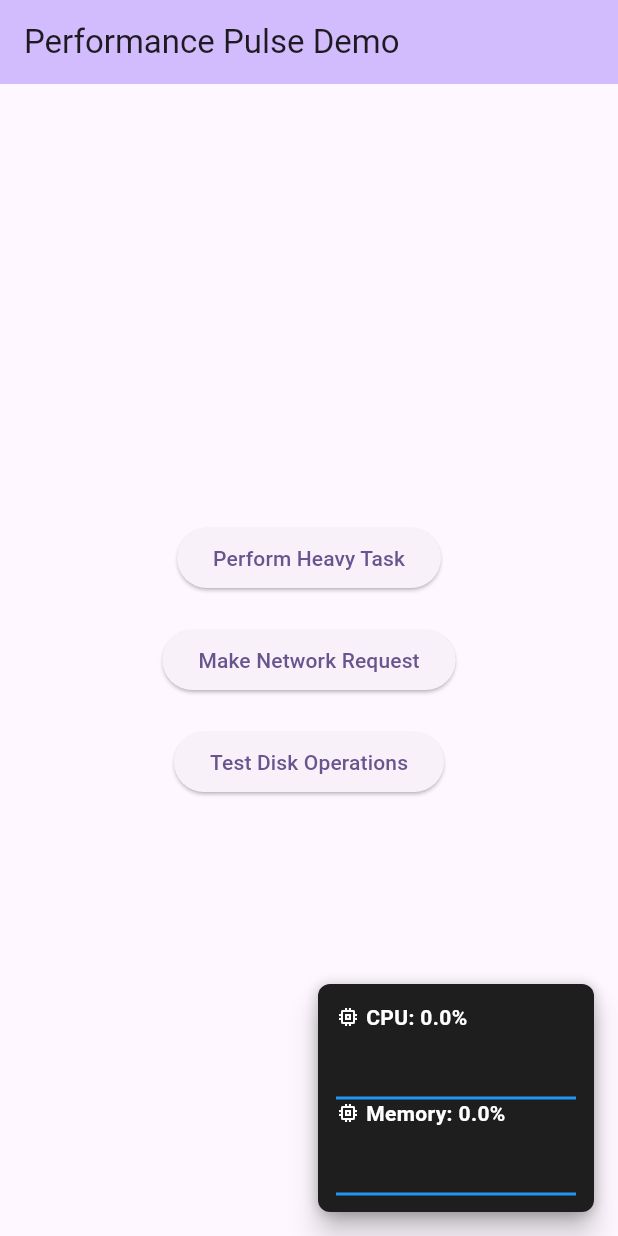
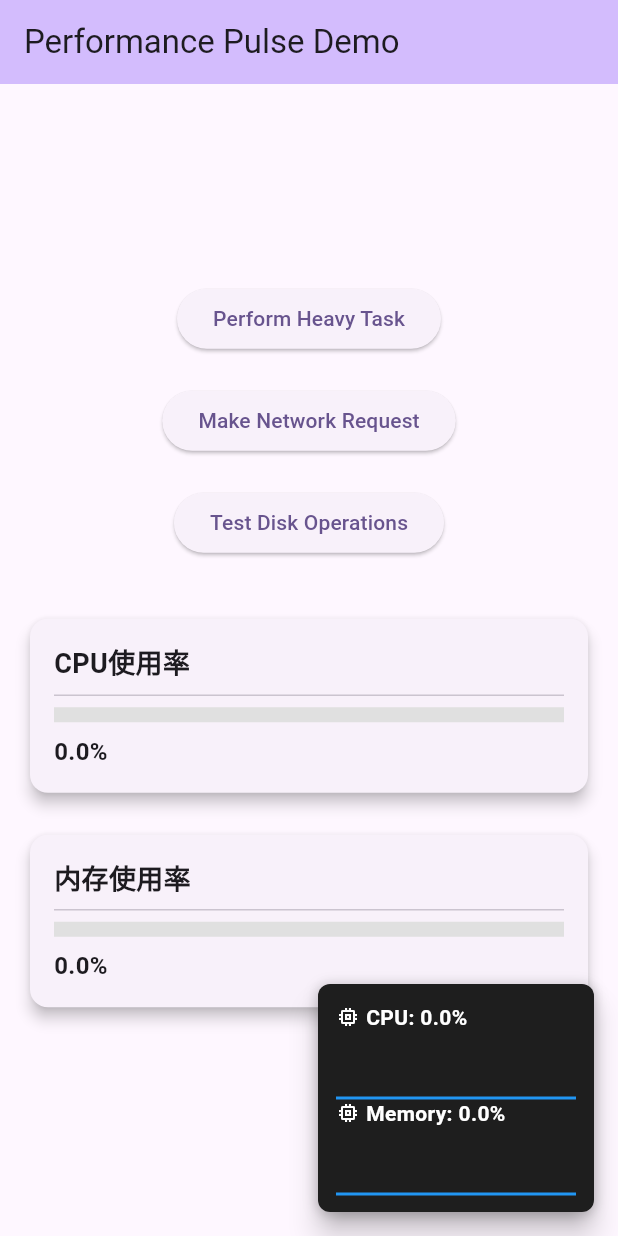
Before and after one commit to rex26/practice, a Flutter app: the screen it shows after launch, on a phone screen of 412 x 824 dp. Run offline on Flutter 3.47's test engine with Material 3 defaults, Android fonts, the phone set to English and light mode, and no system bars; drawn by our look-alikes of fl_chart; our stand-ins replace auto_size_text, battery_plus, device_info_plus, dio, envied, flutter_keyboard_visibility and 1 more; generated files the repository leaves out were written again.

```diff
--- a/lib/pages/monitor/monitor_app.dart
+++ b/lib/pages/monitor/monitor_app.dart
@@ -1,9 +1,13 @@
+
+import 'dart:async';
+
 import 'package:flutter/material.dart';
 import 'package:dio/dio.dart';
 import 'package:path_provider/path_provider.dart';
 import 'package:practice/pages/monitor/config/monitor_config.dart';
 import 'package:practice/pages/monitor/performance_monitor.dart';
 import 'package:practice/pages/monitor/theme/dashboard_theme.dart';
+import 'package:practice/pages/monitor/trackers/base_tracker.dart';
 import 'dart:io';
 
 import 'package:practice/pages/monitor/widgets/monitor_widget.dart';
@@ -136,6 +140,65 @@ class _MyHomePageState extends State<MyHomePage> {
   }
 
   @override
+  void initState() {
+    super.initState();
+    _startMonitoring();
+  }
+
+  @override
+  void dispose() {
+    _timer?.cancel();
+    super.dispose();
+  }
+
+  // 性能数据
+  double _cpuUsage = 0.0;
+  double _memoryUsage = 0.0;
+  Timer? _timer;
+
+  // 开始周期性监控
+  void _startMonitoring() {
+    // 立即执行一次
+    _updatePerformanceData();
+
+    // 每秒更新一次数据
+    _timer = Timer.periodic(const Duration(seconds: 1), (_) {
+      _updatePerformanceData();
+    });
+  }
+
+  // 更新性能数据
+  Future<void> _updatePerformanceData() async {
+    try {
+      // 调用平台特定代码获取CPU和内存使用率
+      final cpuUsage = await systemStatsPlatform.invokeMethod<double>('getCpuUsage');
+      final memoryUsage = await systemStatsPlatform.invokeMethod('getMemoryUsage');
+
+      if (mounted) {
+        setState(() {
+          if (cpuUsage != null) {
+            _cpuUsage = cpuUsage;
+          }
+
+          if (memoryUsage != null) {
+            // 解决类型转换问题
+            _memoryUsage = memoryUsage;
+          }
+
+          _isLoading = false;
+        });
+      }
+    } catch (e) {
+      debugPrint('获取性能数据失败: $e');
+      if (mounted) {
+        setState(() {
+          _isLoading = false;
+        });
+      }
+    }
+  }
+
+  @override
   Widget build(BuildContext context) {
     return Scaffold(
       appBar: AppBar(
@@ -167,9 +230,109 @@ class _MyHomePageState extends State<MyHomePage> {
               const SizedBox(height: 10),
               Text(_diskStatus),
             ],
+
+            Padding(
+              padding: const EdgeInsets.all(16.0),
+              child: Column(
+                crossAxisAlignment: CrossAxisAlignment.start,
+                children: [
+                  const SizedBox(height: 20),
+                  _buildCpuCard(),
+                  const SizedBox(height: 20),
+                  _buildMemoryCard(),
+                ],
+              ),
+            ),
           ],
         ),
       ),
     );
   }
+
+
+  Widget _buildCpuCard() {
+    return Card(
+      elevation: 4,
+      child: Padding(
+        padding: const EdgeInsets.all(16.0),
+        child: Column(
+          crossAxisAlignment: CrossAxisAlignment.start,
+          children: [
+            const Text(
+              'CPU使用率',
+              style: TextStyle(fontSize: 18, fontWeight: FontWeight.bold),
+            ),
+            const Divider(),
+            LinearProgressIndicator(
+              value: _cpuUsage,
+              minHeight: 10,
+              backgroundColor: Colors.grey[300],
+              valueColor: AlwaysStoppedAnimation<Color>(
+                _getCpuColor(_cpuUsage * 100),
+              ),
+            ),
+            const SizedBox(height: 8),
+            Text(
+              '${(_cpuUsage * 100).toStringAsFixed(1)}%',
+              style: const TextStyle(fontSize: 16, fontWeight: FontWeight.bold),
+            ),
+          ],
+        ),
+      ),
+    );
+  }
+
+  Widget _buildMemoryCard() {
+    return Card(
+      elevation: 4,
+      child: Padding(
+        padding: const EdgeInsets.all(16.0),
+        child: Column(
+          crossAxisAlignment: CrossAxisAlignment.start,
+          children: [
+            const Text(
+              '内存使用率',
+              style: TextStyle(fontSize: 18, fontWeight: FontWeight.bold),
+            ),
+            const Divider(),
+            LinearProgressIndicator(
+              value: _memoryUsage,
+              minHeight: 10,
+              backgroundColor: Colors.grey[300],
+              valueColor: AlwaysStoppedAnimation<Color>(
+                _getMemoryColor(_memoryUsage),
+              ),
+            ),
+            const SizedBox(height: 8),
+            Text(
+              '${(_memoryUsage * 100).toStringAsFixed(1)}%',
+              style: const TextStyle(fontSize: 16, fontWeight: FontWeight.bold),
+            ),
+          ],
+        ),
+      ),
+    );
+  }
+
+  // 根据CPU使用率返回对应的颜色
+  Color _getCpuColor(double usage) {
+    if (usage < 50) {
+      return Colors.green;
+    } else if (usage < 80) {
+      return Colors.orange;
+    } else {
+      return Colors.red;
+    }
+  }
+
+  // 根据内存使用率返回对应的颜色
+  Color _getMemoryColor(double usage) {
+    if (usage < 0.5) {
+      return Colors.green;
+    } else if (usage < 0.8) {
+      return Colors.orange;
+    } else {
+      return Colors.red;
+    }
+  }
 }
```
